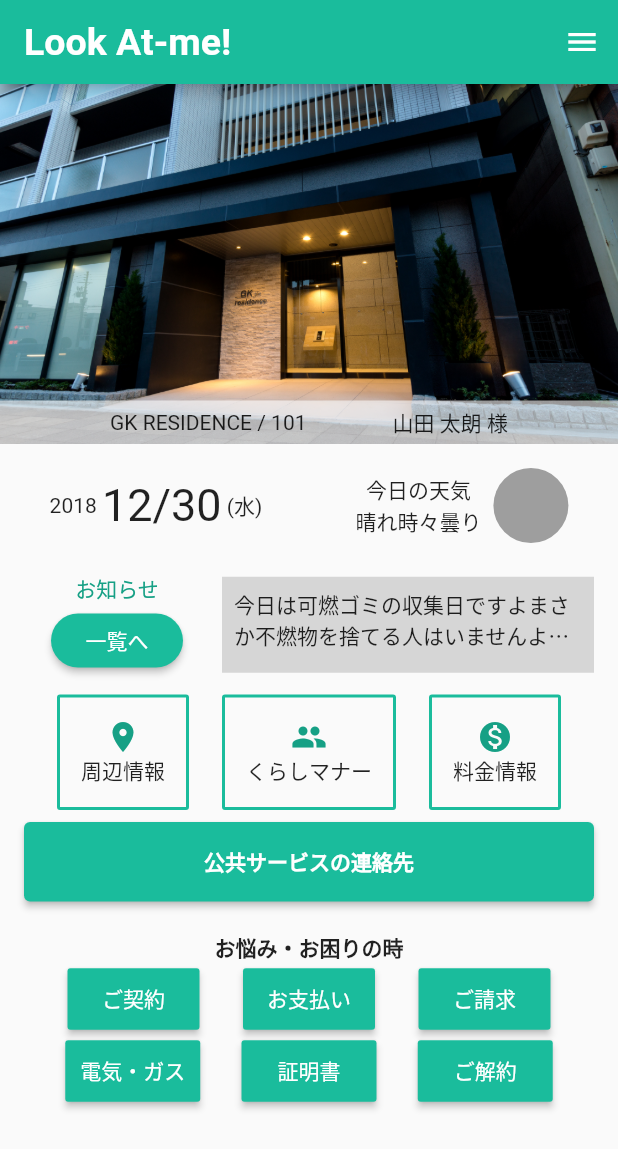
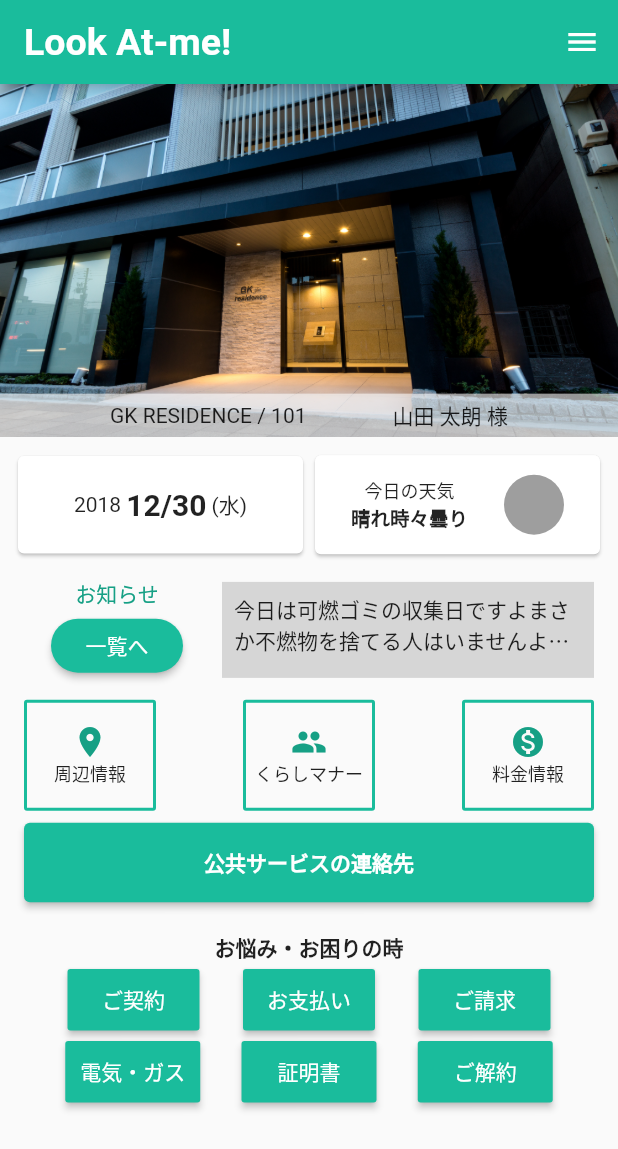
Before and after one commit to hayabusabusa/Flutter-state_management_tutorials, a Flutter app: the screen it shows after launch, on a phone screen of 412 x 824 dp. Shown: the top 1149 px of the screen. Run offline on Flutter 3.47's test engine with Material 2 defaults, Android fonts, the phone set to English and light mode, and no system bars.

Commit message:
Fix font size and stack overflow error

```diff
--- a/old_app_me/lib/screens/home.dart
+++ b/old_app_me/lib/screens/home.dart
@@ -35,7 +35,7 @@ class Header extends StatelessWidget {
           Image.asset(
             'images/home.jpg',
             width: 800,
-            height: 240,
+            height: MediaQuery.of(context).size.height / 3.5,
             fit: BoxFit.fill,
           ),
           Container(
@@ -60,42 +60,50 @@ class Daily extends StatelessWidget {
   @override
   Widget build(BuildContext context) {
     return Container(
-      margin: const EdgeInsets.symmetric(horizontal: 10.0, vertical: 16.0),
+      margin: const EdgeInsets.symmetric(horizontal: 8.0, vertical: 8.0),
       child: Row(
-        mainAxisAlignment: MainAxisAlignment.spaceEvenly,
         children: <Widget>[
           // 左の yyyy/mm/dd () のテキストの部分
-          Container(
+          Expanded(
+            child: Card(
+              child: Container(
+                padding: const EdgeInsets.symmetric(vertical: 21.0),
                 child: Row(
+                  mainAxisAlignment: MainAxisAlignment.center,
                   children: <Widget>[
-                Text('2018 ', textAlign: TextAlign.start),
-                Text('12/30', style: TextStyle(fontSize: 30.0)),
+                    Text('2018 '),
+                    Text('12/30', style: TextStyle(fontSize: 20.0, fontWeight: FontWeight.bold)),
                     Text(' (水)')
                   ],
                 ),
               ),
-          // Separator
-          VerticalDivider(color: Colors.blue[400]),
+            ),
+          ),
           // 右の 天気関連の部分
-          Container(
+          Expanded(
+            child: Card(
+              child: Container(
+                padding: const EdgeInsets.symmetric(vertical: 13.0),
                 child: Row(
+                  mainAxisAlignment: MainAxisAlignment.spaceEvenly,
                   children: <Widget>[
                     // 上下に並んだ二つのテキスト
                     Column(
                       children: <Widget>[
-                    Text('今日の天気'),
-                    Text('晴れ時々曇り')
+                        Text('今日の天気', style: TextStyle(fontSize: 12.0)),
+                        Text('晴れ時々曇り', style: TextStyle(fontSize: 13.0, fontWeight: FontWeight.bold))
                       ],
                     ),
-                Container(width: 8.0), // Space
                     // 天気のアイコン
                     CircleAvatar(
                       backgroundColor: Colors.grey,
-                  radius: 25.0,
+                      radius: 20.0,
                     )
                   ],
                 ),
-          )
+              ),
+          ),
+          ),
       ],
     ),
       );
@@ -136,6 +144,8 @@ class Notice extends StatelessWidget {
               height: 64.0,
               color: Colors.grey[350],
               width: MediaQuery.of(context).size.width / 1.6,
+              // Text maxlines, overflow:
+              // Text の長さを 2 行に制限して、オーバーした時は ... にする
               child: Text(
                 '今日は可燃ゴミの収集日ですよまさか不燃物を捨てる人はいませんよね？不燃物を捨ててしまった人にはペナルティがあります。',
                 maxLines: 2,
@@ -160,37 +170,37 @@ class VicinityPanels extends StatelessWidget {
         children: <Widget>[
           // ボーダー付きのボタンが三つ
           Row(
-            mainAxisAlignment: MainAxisAlignment.spaceEvenly,
+            mainAxisAlignment: MainAxisAlignment.spaceBetween,
             children: <Widget>[
               OutlineButton(
-                padding: const EdgeInsets.all(16.0),
+                padding: const EdgeInsets.symmetric(horizontal: 8.0, vertical: 16.0),
                 borderSide: BorderSide(color: Theme.of(context).primaryColor, width: 2.0),
                 child: Column(
                   children: <Widget>[
                     Icon(Icons.location_on, color: Theme.of(context).primaryColorDark),
-                    Text('周辺情報')
+                    Text('周辺情報', style: TextStyle(fontSize: 12.0))
                   ],
                 ),
                 onPressed: () => {},
               ),
               OutlineButton(
-                padding: const EdgeInsets.all(16.0),
+                padding: const EdgeInsets.symmetric(horizontal: 8.0, vertical: 16.0),
                 borderSide: BorderSide(color: Theme.of(context).primaryColor, width: 2.0),
                 child: Column(
                   children: <Widget>[
                     Icon(Icons.people, color: Theme.of(context).primaryColorDark),
-                    Text('くらしマナー')
+                    Text('くらしマナー', style: TextStyle(fontSize: 12.0))
                   ],
                 ),
                 onPressed: () => {},
               ),
               OutlineButton(
-                padding: const EdgeInsets.all(16.0),
+                padding: const EdgeInsets.symmetric(horizontal: 8.0, vertical: 16.0),
                 borderSide: BorderSide(color: Theme.of(context).primaryColor, width: 2.0),
                 child: Column(
                   children: <Widget>[
                     Icon(Icons.monetization_on, color: Theme.of(context).primaryColorDark),
-                    Text('料金情報')
+                    Text('料金情報', style: TextStyle(fontSize: 12.0))
                   ],
                 ),
                 onPressed: () => {},
```
Lines whose indentation alone changed are shown as unchanged.
